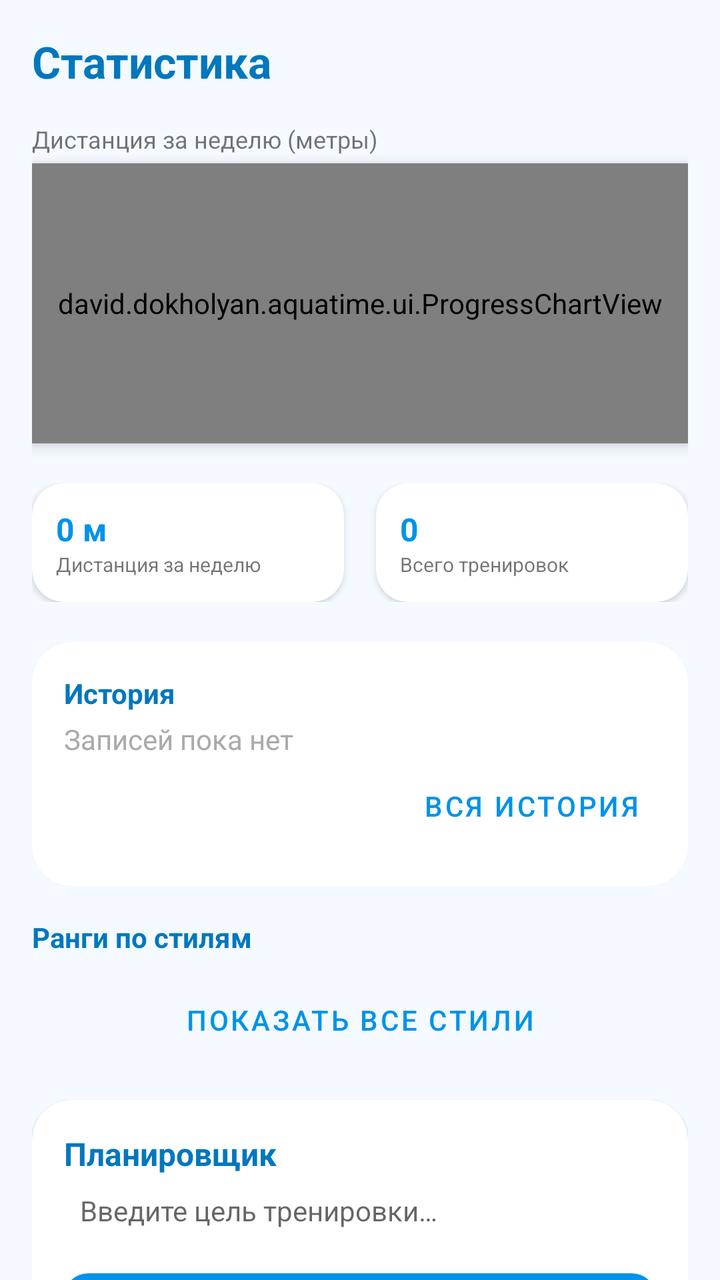
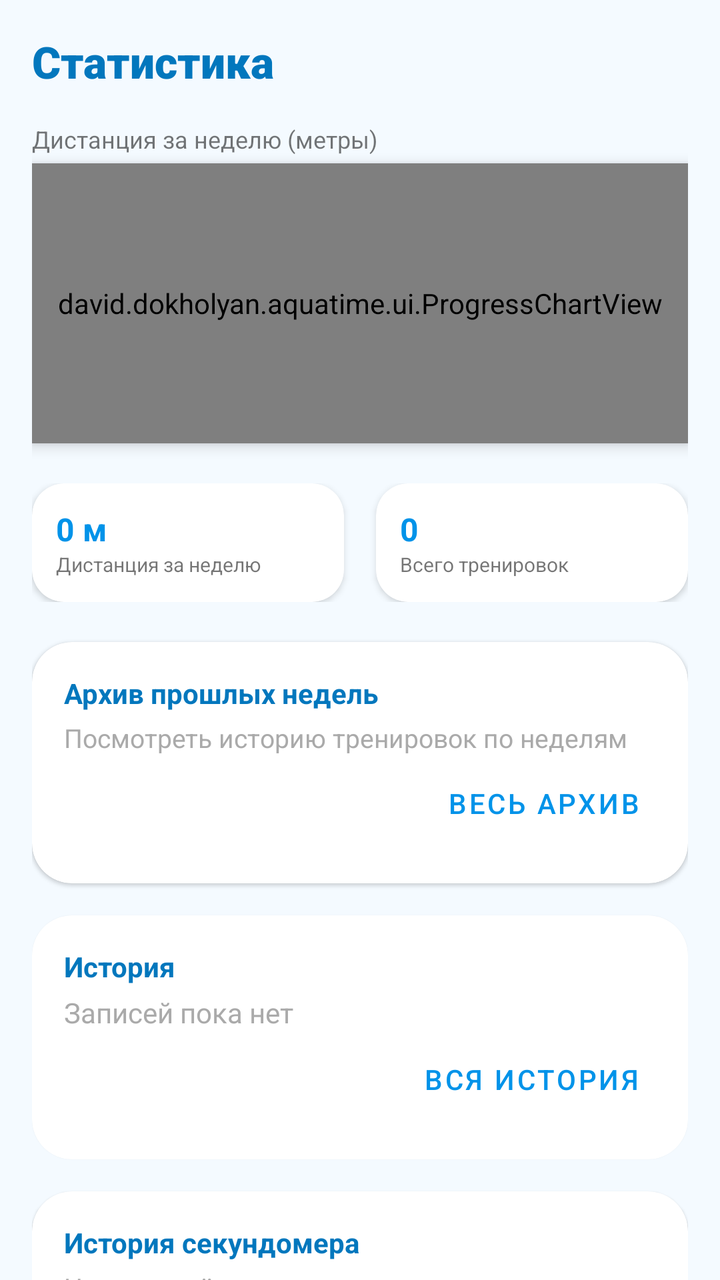

Screens rendered from an Android XML layout before and after an edit, with the pre-edit source and the edit as a unified diff.
<!-- AndroidManifest.xml: application theme Theme.AquaTime -->
<!-- res/layout/fragment_analytics.xml -->
<?xml version="1.0" encoding="utf-8"?>
<androidx.core.widget.NestedScrollView xmlns:android="http://schemas.android.com/apk/res/android"
    xmlns:app="http://schemas.android.com/apk/res-auto"
    android:layout_width="match_parent"
    android:layout_height="match_parent"
    android:background="?android:attr/windowBackground"
    android:fillViewport="true">

    <LinearLayout
        android:layout_width="match_parent"
        android:layout_height="wrap_content"
        android:orientation="vertical"
        android:padding="16dp"
        android:paddingBottom="80dp">

        <TextView
            android:layout_width="match_parent"
            android:layout_height="wrap_content"
            android:layout_marginBottom="16dp"
            android:text="@string/stats_title"
            android:textColor="@color/aqua_deep"
            android:textSize="22sp"
            android:textStyle="bold" />

        <TextView
            android:layout_width="wrap_content"
            android:layout_height="wrap_content"
            android:layout_marginBottom="4dp"
            android:text="@string/chart_dist_label"
            android:textSize="12sp" />

        <david.dokholyan.aquatime.ui.ProgressChartView
            android:id="@+id/chart_dist_weekly"
            android:layout_width="match_parent"
            android:layout_height="140dp"
            android:layout_marginBottom="20dp"
            android:background="@drawable/chart_background"
            android:elevation="4dp" />

        <LinearLayout
            android:layout_width="match_parent"
            android:layout_height="wrap_content"
            android:layout_marginBottom="20dp"
            android:orientation="horizontal">

            <androidx.cardview.widget.CardView
                android:layout_width="0dp"
                android:layout_height="wrap_content"
                android:layout_marginEnd="8dp"
                android:layout_weight="1"
                app:cardCornerRadius="16dp">

                <LinearLayout
                    android:layout_width="match_parent"
                    android:layout_height="wrap_content"
                    android:orientation="vertical"
                    android:padding="12dp">

                    <TextView
                        android:id="@+id/tv_total_distance"
                        android:layout_width="wrap_content"
                        android:layout_height="wrap_content"
                        android:text="0 м"
                        android:textColor="@color/aqua_primary"
                        android:textSize="16sp"
                        android:textStyle="bold" />

                    <TextView
                        android:layout_width="wrap_content"
                        android:layout_height="wrap_content"
                        android:text="@string/weekly_dist_label"
                        android:textSize="10sp" />
                </LinearLayout>
            </androidx.cardview.widget.CardView>

            <androidx.cardview.widget.CardView
                android:layout_width="0dp"
                android:layout_height="wrap_content"
                android:layout_marginStart="8dp"
                android:layout_weight="1"
                app:cardCornerRadius="16dp">

                <LinearLayout
                    android:layout_width="match_parent"
                    android:layout_height="wrap_content"
                    android:orientation="vertical"
                    android:padding="12dp">

                    <TextView
                        android:id="@+id/tv_total_trainings_count"
                        android:layout_width="wrap_content"
                        android:layout_height="wrap_content"
                        android:text="0"
                        android:textColor="@color/aqua_primary"
                        android:textSize="16sp"
                        android:textStyle="bold" />

                    <TextView
                        android:layout_width="wrap_content"
                        android:layout_height="wrap_content"
                        android:text="Всего тренировок"
                        android:textSize="10sp" />
                </LinearLayout>
            </androidx.cardview.widget.CardView>
        </LinearLayout>

        <com.google.android.material.card.MaterialCardView
            android:layout_width="match_parent"
            android:layout_height="wrap_content"
            android:layout_marginBottom="16dp"
            app:cardCornerRadius="20dp">

            <LinearLayout
                android:layout_width="match_parent"
                android:layout_height="wrap_content"
                android:orientation="vertical"
                android:padding="16dp">

                <TextView
                    android:layout_width="wrap_content"
                    android:layout_height="wrap_content"
                    android:text="@string/history_title"
                    android:textColor="@color/aqua_deep"
                    android:textStyle="bold" />

                <TextView
                    android:id="@+id/tv_history_summary"
                    android:layout_width="match_parent"
                    android:layout_height="wrap_content"
                    android:layout_marginTop="4dp"
                    android:text="@string/no_records"
                    android:textColor="@android:color/darker_gray" />

                <Button
                    android:id="@+id/btn_open_history"
                    style="@style/Widget.MaterialComponents.Button.TextButton"
                    android:layout_width="wrap_content"
                    android:layout_height="wrap_content"
                    android:layout_gravity="end"
                    android:text="@string/btn_history" />
            </LinearLayout>
        </com.google.android.material.card.MaterialCardView>

        <TextView
            android:layout_width="wrap_content"
            android:layout_height="wrap_content"
            android:layout_marginBottom="8dp"
            android:text="@string/ranks_title"
            android:textColor="@color/aqua_deep"
            android:textStyle="bold" />

        <LinearLayout
            android:id="@+id/ranks_container"
            android:layout_width="match_parent"
            android:layout_height="wrap_content"
            android:orientation="vertical" />

        <Button
            android:id="@+id/btn_toggle_ranks"
            style="@style/Widget.MaterialComponents.Button.TextButton"
            android:layout_width="match_parent"
            android:layout_height="wrap_content"
            android:text="@string/btn_show_all_styles" />

        <com.google.android.material.card.MaterialCardView
            android:layout_width="match_parent"
            android:layout_height="wrap_content"
            android:layout_marginTop="16dp"
            android:layout_marginBottom="24dp"
            app:cardCornerRadius="20dp">

            <LinearLayout
                android:layout_width="match_parent"
                android:layout_height="wrap_content"
                android:orientation="vertical"
                android:padding="16dp">

                <TextView
                    android:layout_width="wrap_content"
                    android:layout_height="wrap_content"
                    android:text="@string/planner_title"
                    android:textColor="@color/aqua_deep"
                    android:textSize="16sp"
                    android:textStyle="bold" />

                <EditText
                    android:id="@+id/et_training_goal"
                    android:layout_width="match_parent"
                    android:layout_height="wrap_content"
                    android:background="@android:color/transparent"
                    android:hint="@string/hint_goal"
                    android:padding="8dp"
                    android:textSize="14sp" />

                <com.google.android.material.button.MaterialButton
                    android:id="@+id/btn_add_goal"
                    android:layout_width="match_parent"
                    android:layout_height="wrap_content"
                    android:layout_marginTop="8dp"
                    android:text="@string/btn_add_goal"
                    app:cornerRadius="12dp" />

                <TextView
                    android:id="@+id/tv_planner_list"
                    android:layout_width="match_parent"
                    android:layout_height="wrap_content"
                    android:layout_marginTop="8dp"
                    android:textColor="@android:color/darker_gray" />
            </LinearLayout>
        </com.google.android.material.card.MaterialCardView>

        <com.google.android.material.button.MaterialButton
            android:id="@+id/btn_open_champions"
            android:layout_width="match_parent"
            android:layout_height="60dp"
            android:layout_marginBottom="20dp"
            android:text="@string/btn_champions_advice"
            app:backgroundTint="@color/aqua_deep"
            app:cornerRadius="16dp" />

        <View
            android:layout_width="match_parent"
            android:layout_height="40dp" />
    </LinearLayout>
</androidx.core.widget.NestedScrollView>
<!-- resources referenced by this layout -->
<resources>
  <color name="aqua_deep">#0277BD</color>
  <color name="aqua_primary">#0093E9</color>
  <!-- drawable chart_background (drawable) -->
  <shape xmlns:android="http://schemas.android.com/apk/res/android"
      android:shape="rectangle">
      <solid android:color="@android:color/white"/>
      <corners android:radius="16dp"/>
      <padding
          android:left="8dp"
          android:right="8dp"
          android:top="8dp"
          android:bottom="8dp"/>
  </shape>
  <string name="btn_add_goal">ДОБАВИТЬ ЦЕЛЬ</string>
  <string name="btn_champions_advice">СОВЕТЫ ОТ ЧЕМПИОНОВ 🏆</string>
  <string name="btn_history">ВСЯ ИСТОРИЯ</string>
  <string name="btn_show_all_styles">ПОКАЗАТЬ ВСЕ СТИЛИ</string>
  <string name="chart_dist_label">Дистанция за неделю (метры)</string>
  <string name="hint_goal">Введите цель тренировки…</string>
  <string name="history_title">История</string>
  <string name="no_records">Записей пока нет</string>
  <string name="planner_title">Планировщик</string>
  <string name="ranks_title">Ранги по стилям</string>
  <string name="stats_title">Статистика</string>
  <string name="weekly_dist_label">Дистанция за неделю</string>
  <style name="Theme.AquaTime" parent="Theme.MaterialComponents.DayNight.NoActionBar">
  
          <item name="colorPrimary">@color/aqua_primary</item>
          <item name="colorPrimaryVariant">@color/aqua_secondary</item>
          <item name="colorOnPrimary">@android:color/white</item>
  
  
          <item name="android:windowBackground">@color/background_light</item>
          <item name="android:colorBackground">@color/background_light</item>
  
          <item name="android:textColorPrimary">@color/text_primary</item>
      </style>
  <color name="aqua_secondary">#80D0C7</color>
  <color name="background_light">#F4FAFF</color>
  <color name="text_primary">#0D0D0D</color>
</resources>

<!-- the commit's change to res/layout/fragment_analytics.xml (unified diff, before → after) -->
@@ -17,6 +17,7 @@
             android:layout_width="match_parent"
             android:layout_height="wrap_content"
             android:layout_marginBottom="16dp"
+            android:fontFamily="sans-serif-black"
             android:text="@string/stats_title"
             android:textColor="@color/aqua_deep"
             android:textSize="22sp"
@@ -96,9 +97,10 @@
                         android:textStyle="bold" />
 
                     <TextView
+                        android:id="@+id/tv_total_trainings_label"
                         android:layout_width="wrap_content"
                         android:layout_height="wrap_content"
-                        android:text="Всего тренировок"
+                        android:text="@string/total_trainings_title"
                         android:textSize="10sp" />
                 </LinearLayout>
             </androidx.cardview.widget.CardView>
@@ -117,6 +119,46 @@
                 android:padding="16dp">
 
                 <TextView
+                    android:id="@+id/tv_archive_title"
+                    android:layout_width="wrap_content"
+                    android:layout_height="wrap_content"
+                    android:text="@string/archive_title"
+                    android:textColor="@color/aqua_deep"
+                    android:textStyle="bold"
+                    android:textSize="14sp" />
+
+                <TextView
+                    android:id="@+id/tv_archive_preview"
+                    android:layout_width="match_parent"
+                    android:layout_height="wrap_content"
+                    android:layout_marginTop="4dp"
+                    android:text="Посмотреть историю тренировок по неделям"
+                    android:textColor="@android:color/darker_gray"
+                    android:textSize="13sp" />
+
+                <Button
+                    android:id="@+id/btn_open_weeks_archive"
+                    style="@style/Widget.MaterialComponents.Button.TextButton"
+                    android:layout_width="wrap_content"
+                    android:layout_height="wrap_content"
+                    android:layout_gravity="end"
+                    android:text="Весь архив" />
+            </LinearLayout>
+        </com.google.android.material.card.MaterialCardView>
+
+        <com.google.android.material.card.MaterialCardView
+            android:layout_width="match_parent"
+            android:layout_height="wrap_content"
+            android:layout_marginBottom="16dp"
+            app:cardCornerRadius="20dp">
+
+            <LinearLayout
+                android:layout_width="match_parent"
+                android:layout_height="wrap_content"
+                android:orientation="vertical"
+                android:padding="16dp">
+
+                <TextView
                     android:layout_width="wrap_content"
                     android:layout_height="wrap_content"
                     android:text="@string/history_title"
@@ -138,6 +180,46 @@
                     android:layout_height="wrap_content"
                     android:layout_gravity="end"
                     android:text="@string/btn_history" />
+            </LinearLayout>
+        </com.google.android.material.card.MaterialCardView>
+
+        <com.google.android.material.card.MaterialCardView
+            android:layout_width="match_parent"
+            android:layout_height="wrap_content"
+            android:layout_marginBottom="16dp"
+            app:cardCornerRadius="20dp">
+
+            <LinearLayout
+                android:layout_width="match_parent"
+                android:layout_height="wrap_content"
+                android:orientation="vertical"
+                android:padding="16dp">
+
+                <TextView
+                    android:id="@+id/tv_stopwatch_history_title"
+                    android:layout_width="wrap_content"
+                    android:layout_height="wrap_content"
+                    android:text="История секундомера"
+                    android:textColor="@color/aqua_deep"
+                    android:textStyle="bold"
+                    android:textSize="14sp" />
+
+                <TextView
+                    android:id="@+id/tv_stopwatch_summary"
+                    android:layout_width="match_parent"
+                    android:layout_height="wrap_content"
+                    android:layout_marginTop="4dp"
+                    android:text="Нет сохранённых замеров"
+                    android:textColor="@android:color/darker_gray"
+                    android:textSize="13sp" />
+
+                <Button
+                    android:id="@+id/btn_open_stopwatch_history"
+                    style="@style/Widget.MaterialComponents.Button.TextButton"
+                    android:layout_width="wrap_content"
+                    android:layout_height="wrap_content"
+                    android:layout_gravity="end"
+                    android:text="Вся история" />
             </LinearLayout>
         </com.google.android.material.card.MaterialCardView>
 
<!-- resource entries referenced after the edit -->
@@ -13,6 +13,7 @@
           android:top="8dp"
           android:bottom="8dp"/>
   </shape>
+  <string name="archive_title">Архив прошлых недель</string>
   <string name="btn_add_goal">ДОБАВИТЬ ЦЕЛЬ</string>
   <string name="btn_champions_advice">СОВЕТЫ ОТ ЧЕМПИОНОВ 🏆</string>
   <string name="btn_history">ВСЯ ИСТОРИЯ</string>
@@ -24,6 +25,7 @@
   <string name="planner_title">Планировщик</string>
   <string name="ranks_title">Ранги по стилям</string>
   <string name="stats_title">Статистика</string>
+  <string name="total_trainings_title">Всего тренировок</string>
   <string name="weekly_dist_label">Дистанция за неделю</string>
   <style name="Theme.AquaTime" parent="Theme.MaterialComponents.DayNight.NoActionBar">
   
